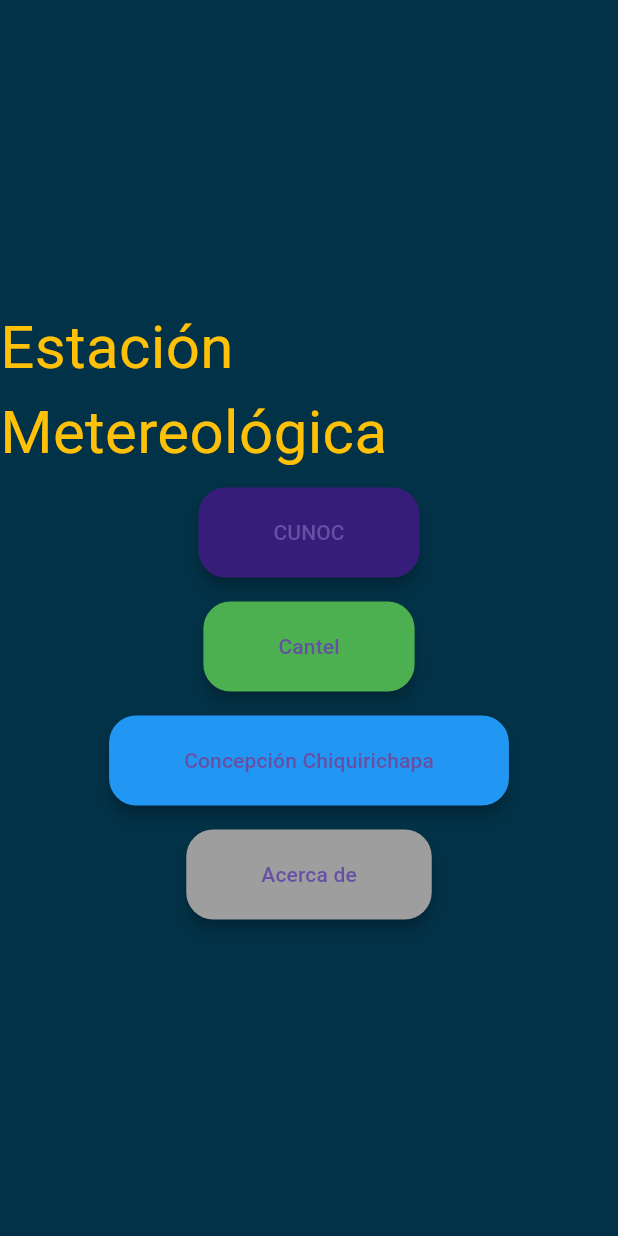
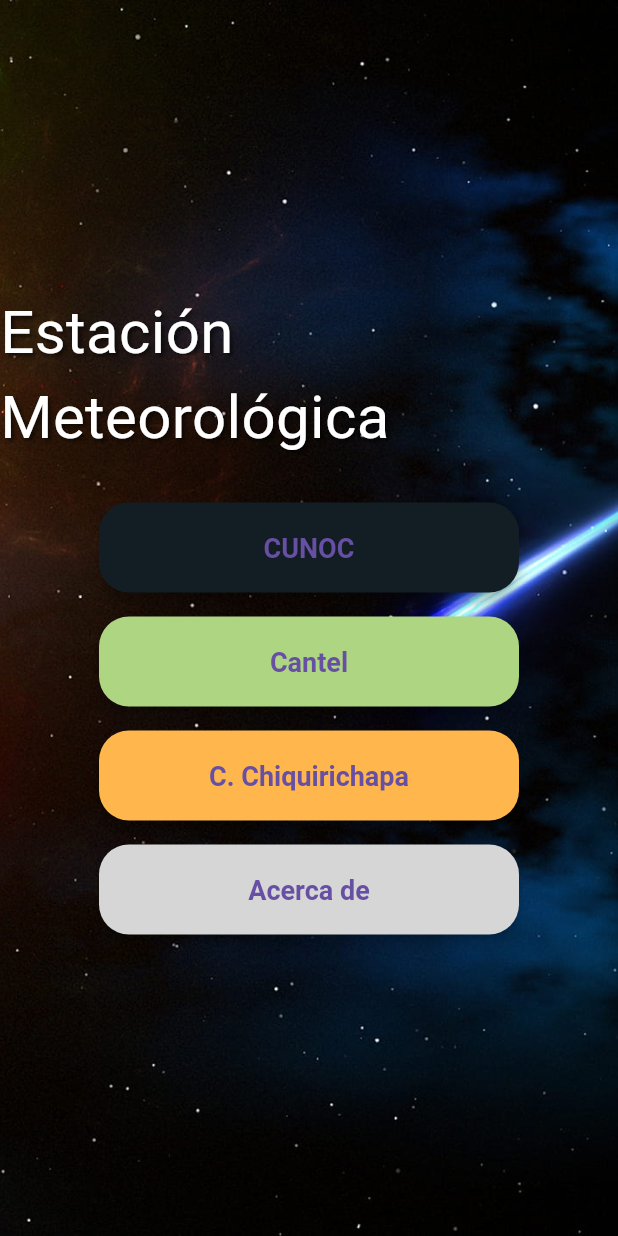
Before and after one commit to EstuardoRamos/Estacion-App, a Flutter app: the screen it shows after launch, on a phone screen of 412 x 824 dp. Run offline on Flutter 3.47's test engine with Material 3 defaults, Android fonts, the phone set to English and light mode, and no system bars.

Commit message:
Mejora de interfaz grafica, fondo inicial, y arreglo de colores

```diff
--- a/lib/main.dart
+++ b/lib/main.dart
@@ -36,7 +36,7 @@
         break;
       case 2:
         url = Uri.parse('https://cyt.cunoc.edu.gt/index.php/Ultimo-Registro/Cantel');
-        nombreLugar = "CANTEl";
+        nombreLugar = "CANTEL";
         break;
       case 3:
         url = Uri.parse('https://cyt.cunoc.edu.gt/index.php/Ultimo-Registro/Conce');
@@ -62,75 +62,71 @@
 
   @override
 Widget build(BuildContext context) {
-    return Center( // Centra los elementos en la pantalla
+  return Scaffold(
+    body: Container(
+      decoration: BoxDecoration(
+        image: DecorationImage(
+          image: AssetImage('assets/space.jpg'), // Confirma que esta ruta sea correcta.
+          fit: BoxFit.cover,
+        ),
+      ),
+      child: Center(
         child: Column(
           mainAxisAlignment: MainAxisAlignment.center,
           children: <Widget>[
-          Text("Estación Metereológica",style: TextStyle(color: Colors.amber, fontSize: 40 ),),
-          Padding(
+            Text(
+              "Estación Meteorológica",
+              style: TextStyle(
+                color: Colors.white,
+                fontSize: 40,
+                shadows: <Shadow>[
+                  Shadow(
+                    offset: Offset(2.0, 2.0),
+                    blurRadius: 3.0,
+                    color: Color.fromARGB(150, 0, 0, 0),
+                  ),
+                ],
+              ),
+            ),
+            SizedBox(height: 20),
+            buildButton(context, 'CUNOC', Color.fromARGB(255, 18, 30, 35)!, 1),
+            buildButton(context, 'Cantel', Colors.lightGreen[300]!, 2),
+            buildButton(context, 'C. Chiquirichapa', Colors.orange[300]!, 3),
+            buildButton(context, 'Acerca de', Colors.grey[350]!, null),
+          ],
+        ),
+      ),
+    ),
+  );
+}
+
+Widget buildButton(BuildContext context, String text, Color bgColor, int? tipo) {
+  return Padding(
     padding: const EdgeInsets.all(8.0),
+    child: SizedBox(
+      width: 280,  // Define el ancho uniforme de todos los botones
+      height: 60,  // Define la altura uniforme de todos los botones
       child: ElevatedButton(
-              onPressed: () => fetchData(1, context),
-              child: Text('CUNOC'),
+        onPressed: tipo != null ? () => fetchData(tipo, context) : () => navigateToAboutPage(context),
+        child: Text(text),
         style: ElevatedButton.styleFrom(
-                backgroundColor: Color.fromARGB(255, 55, 29, 122),
+          backgroundColor: bgColor,
           shape: RoundedRectangleBorder(
-                  borderRadius: BorderRadius.circular(18.0),
+            borderRadius: BorderRadius.circular(20.0),
           ),
           elevation: 4,
           padding: EdgeInsets.symmetric(horizontal: 50, vertical: 20),
+          textStyle: TextStyle(
+            fontSize: 18,
+            fontWeight: FontWeight.bold,
+            color: Colors.black,
           ),
         ),
       ),
-          Padding(
-            padding: const EdgeInsets.all(8.0),
-            child: ElevatedButton(
-              onPressed: () => fetchData(2, context),
-              child: Text('Cantel'),
-              style: ElevatedButton.styleFrom(
-                backgroundColor: Colors.green,
-                shape: RoundedRectangleBorder(
-                  borderRadius: BorderRadius.circular(18.0),
-                ),
-                elevation: 4,
-                padding: EdgeInsets.symmetric(horizontal: 50, vertical: 20),
-              ),
-            ),
-          ),
-          Padding(
-            padding: const EdgeInsets.all(8.0),
-            child: ElevatedButton(
-              onPressed: () => fetchData(3, context),
-              child: Text('Concepción Chiquirichapa'),
-              style: ElevatedButton.styleFrom(
-                backgroundColor: Colors.blue,
-                shape: RoundedRectangleBorder(
-                  borderRadius: BorderRadius.circular(18.0),
-                ),
-                elevation: 4,
-                padding: EdgeInsets.symmetric(horizontal: 50, vertical: 20),
-              ),
-            ),
-          ),
-          Padding(
-            padding: const EdgeInsets.all(8.0),
-            child: ElevatedButton(
-              onPressed: () => navigateToAboutPage(context),
-              child: Text('Acerca de'),
-              style: ElevatedButton.styleFrom(
-                backgroundColor: Colors.grey,
-                shape: RoundedRectangleBorder(
-                  borderRadius: BorderRadius.circular(18.0),
-                ),
-                elevation: 4,
-                padding: EdgeInsets.symmetric(horizontal: 50, vertical: 20),
-              ),
-            ),
-          ),
-        ],
     ),
   );
 }
+
 }
 
 class AboutPage extends StatelessWidget {
@@ -142,7 +138,7 @@
       ),
       body: Center(
         child: Text(
-          'Colaboradores:\n- Estuardo Ramos 201830358 1\n- Jose Pu 201731370 2\n- Randy Sum 201230463 3 \n- Jhony Fuentes 201230463 4',
+          'Colaboradores:\n- Estuardo Ramos 201830358 1\n- Jose Pu 201731370 2\n- Randy Sum 201230463 3 \n- Jhony Fuentes 202031288 4',
           textAlign: TextAlign.center,
         ),
       ),
--- a/pubspec.yaml
+++ b/pubspec.yaml
@@ -59,9 +59,9 @@
   uses-material-design: true
 
   # To add assets to your application, add an assets section, like this:
-  # assets:
-  #   - images/a_dot_burr.jpeg
-  #   - images/a_dot_ham.jpeg
+  assets:
+     - assets/space.jpg
+     - assets/fondo-dark.webp
 
   # An image asset can refer to one or more resolution-specific "variants", see
   # https://flutter.dev/assets-and-images/#resolution-aware
```
Also changed, not shown: lib/datosPage.dart (+46 -101 lines), assets/fondo-dark.webp (added), assets/space.jpg (added), flutter_01.png (added). Lines whose indentation alone changed are shown as unchanged.
